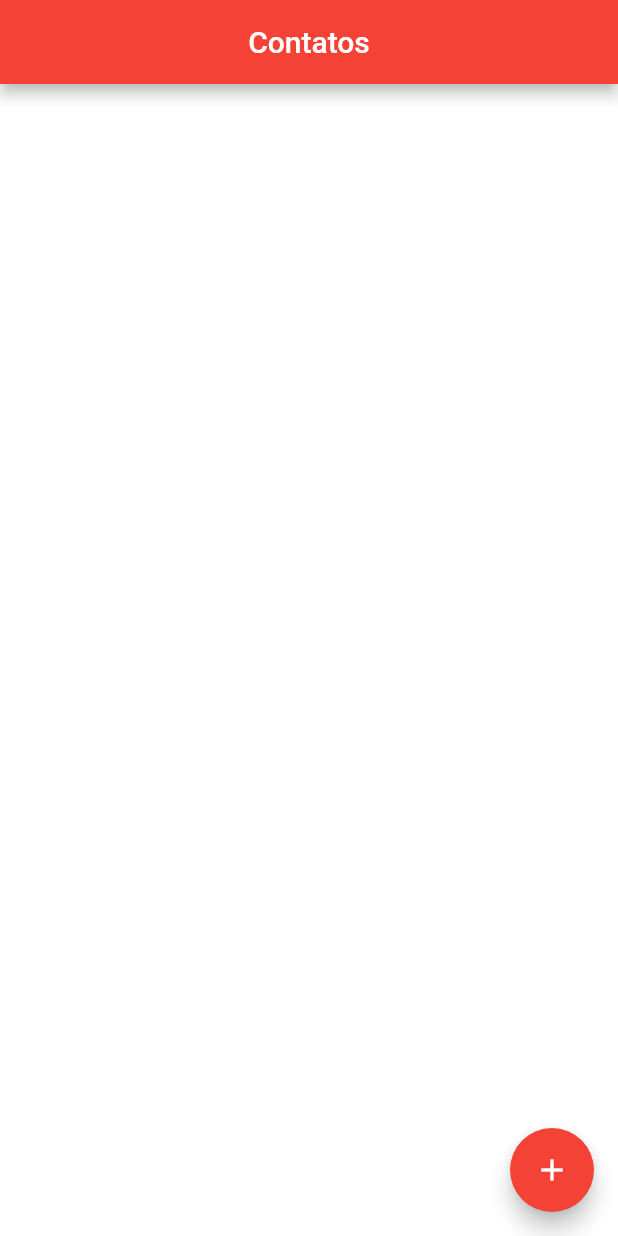
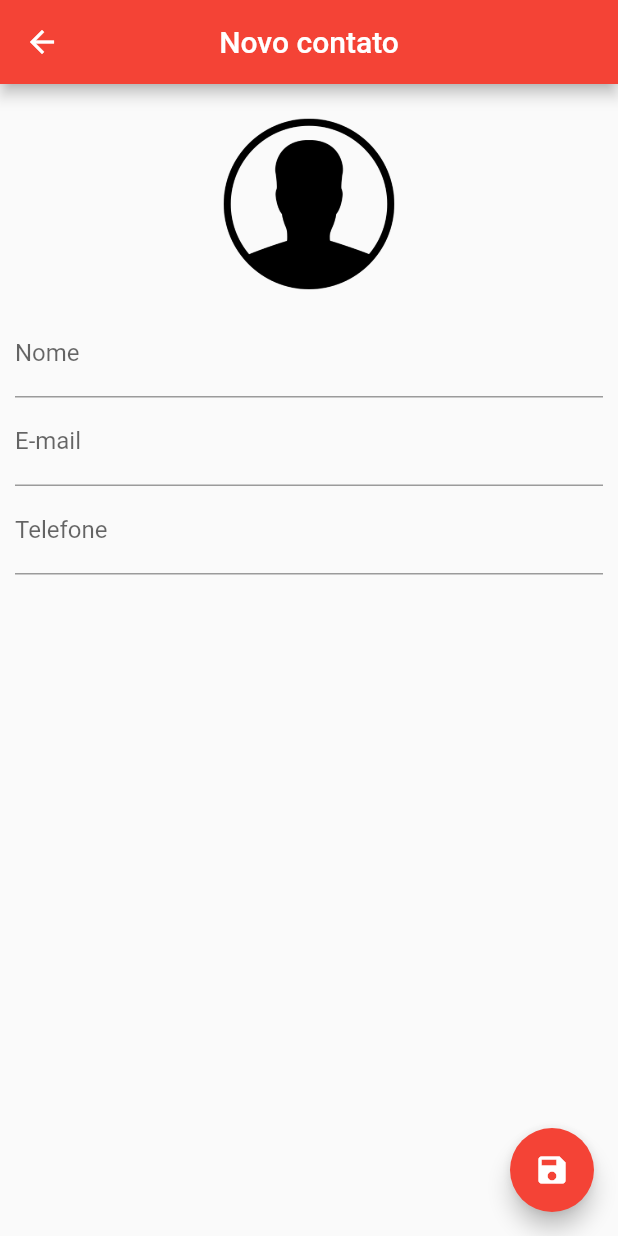
Before and after one commit to fkazeredo/flutter-udemy, a Flutter app: the screen it shows after launch, after a tap on the "add" icon, on a phone screen of 412 x 824 dp. Run offline on Flutter 3.47's test engine with Material 2 defaults, Android fonts, the phone set to English and light mode, and no system bars; our stand-ins replace image_picker, share, sqflite, transparent_image; accounts and stored records are empty; statements that could not run were skipped.

Commit message:
App 6, Agenda de Contatos

```diff
--- a/agenda_contatos/lib/helpers/contact_helper.dart
+++ b/agenda_contatos/lib/helpers/contact_helper.dart
@@ -39,7 +39,7 @@ class ContactHelper {
 
   Future<Contact> saveContact(Contact contact) async {
     Database dbContact = await db;
-    contact.id = await dbContact.insert(contactTable, contact.toMap(contact));
+    contact.id = await dbContact.insert(contactTable, contact.toMap());
     return contact;
   }
 
@@ -63,7 +63,7 @@ class ContactHelper {
 
   Future<int> updateContact(Contact contact) async {
     Database dbContact = await db;
-    return await dbContact.update(contactTable, contact.toMap(contact),
+    return await dbContact.update(contactTable, contact.toMap(),
         where: "$idColumn = ?", whereArgs: [contact.id]);
   }
 
@@ -107,7 +107,7 @@ class Contact {
     img = map[imgColumn];
   }
 
-  Map toMap(Contact contact) {
+  Map toMap() {
     Map<String, dynamic> map = {
       nameColumn: name,
       emailColumn: email,
--- a/agenda_contatos/lib/main.dart
+++ b/agenda_contatos/lib/main.dart
@@ -4,5 +4,6 @@ import 'package:flutter/material.dart';
 void main() {
   runApp(MaterialApp(
     home: HomePage(),
+    debugShowCheckedModeBanner: false,
   ));
 }
--- /dev/null
+++ b/agenda_contatos/lib/ui/contact_page.dart
@@ -0,0 +1,152 @@
+import 'dart:io';
+
+import 'package:agenda_contatos/helpers/contact_helper.dart';
+import 'package:flutter/material.dart';
+import 'package:image_picker/image_picker.dart';
+
+class ContactPage extends StatefulWidget {
+  final Contact contact;
+
+  ContactPage({this.contact});
+
+  @override
+  _ContactPageState createState() => _ContactPageState();
+}
+
+class _ContactPageState extends State<ContactPage> {
+  final _nameController = TextEditingController();
+  final _emailController = TextEditingController();
+  final _phoneController = TextEditingController();
+
+  final _nameFocus = FocusNode();
+
+  bool _userEdited = false;
+  Contact _editedContact;
+
+  @override
+  void initState() {
+    super.initState();
+    if (widget.contact == null)
+      _editedContact = new Contact();
+    else
+      _editedContact = Contact.fromMap(widget.contact.toMap());
+
+    _nameController.text = _editedContact.name;
+    _emailController.text = _editedContact.email;
+    _phoneController.text = _editedContact.phone;
+  }
+
+  @override
+  Widget build(BuildContext context) {
+    return WillPopScope(
+      onWillPop: _requestPop,
+      child: Scaffold(
+        appBar: AppBar(
+          backgroundColor: Colors.red,
+          title: Text(_editedContact.name ?? "Novo contato"),
+          centerTitle: true,
+        ),
+        floatingActionButton: FloatingActionButton(
+          onPressed: () {
+            if (_editedContact.name != null && _editedContact.name.isNotEmpty)
+              Navigator.pop(context, _editedContact);
+            else
+              FocusScope.of(context).requestFocus(_nameFocus);
+          },
+          child: Icon(Icons.save),
+          backgroundColor: Colors.red,
+        ),
+        body: SingleChildScrollView(
+          padding: EdgeInsets.all(10.0),
+          child: Column(
+            children: <Widget>[
+              GestureDetector(
+                child: Container(
+                  width: 140.0,
+                  height: 140.0,
+                  decoration: BoxDecoration(
+                    shape: BoxShape.circle,
+                    image: DecorationImage(
+                        image: _editedContact.img != null ?
+                        FileImage(File(_editedContact.img)) :
+                        AssetImage("images/person.png"),
+                        fit: BoxFit.cover
+                    ),
+                  ),
+                ),
+                onTap: () {
+                  ImagePicker.pickImage(source: ImageSource.camera).then((file){
+                    if(file == null) return;
+                    setState(() {
+                      _editedContact.img = file.path;
+                    });
+                  });
+                },
+              ),
+              TextField(
+                controller: _nameController,
+                focusNode: _nameFocus,
+                decoration: InputDecoration(labelText: "Nome"),
+                onChanged: (text) {
+                  _userEdited = true;
+                  setState(() {
+                    _editedContact.name = text;
+                  });
+                },
+              ),
+              TextField(
+                controller: _emailController,
+                decoration: InputDecoration(labelText: "E-mail"),
+                onChanged: (text) {
+                  _userEdited = true;
+                  _editedContact.email = text;
+                },
+                keyboardType: TextInputType.emailAddress,
+              ),
+              TextField(
+                controller: _phoneController,
+                decoration: InputDecoration(labelText: "Telefone"),
+                onChanged: (text) {
+                  _userEdited = true;
+                  _editedContact.phone = text;
+                },
+                keyboardType: TextInputType.phone,
+              )
+            ],
+          ),
+        ),
+      ),
+    );
+  }
+
+  Future<bool> _requestPop() {
+    if (_userEdited) {
+      showDialog(
+          context: context,
+          builder: (context) {
+            return AlertDialog(
+              title: Text("Descartar alterações"),
+              content: Text("Se sair as alterações serão perdidas."),
+              actions: <Widget>[
+                FlatButton(
+                  child: Text("Cancelar"),
+                  onPressed: () {
+                    Navigator.pop(context);
+                  },
+                ),
+                FlatButton(
+                  child: Text("Sim"),
+                  onPressed: () {
+                    Navigator.pop(context);
+                    Navigator.pop(context);
+                  },
+                )
+              ],
+            );
+          });
+      return Future.value(false);
+    } else {
+      return Future.value(true);
+    }
+  }
+}
--- a/agenda_contatos/pubspec.yaml
+++ b/agenda_contatos/pubspec.yaml
@@ -33,7 +33,7 @@ dev_dependencies:
 
 
 # For information on the generic Dart part of this file, see the
-# following page: https://dart.dev/tools/pub/pubspec
+# following page: https://www.dartlang.org/tools/pub/pubspec
 
 # The following section is specific to Flutter.
 flutter:
@@ -47,6 +47,7 @@ flutter:
   # assets:
   #  - images/a_dot_burr.jpeg
   #  - images/a_dot_ham.jpeg
+
   assets:
     - images/person.png
 
```
Also changed, not shown: agenda_contatos/lib/ui/home_page.dart (+144 -25 lines).
